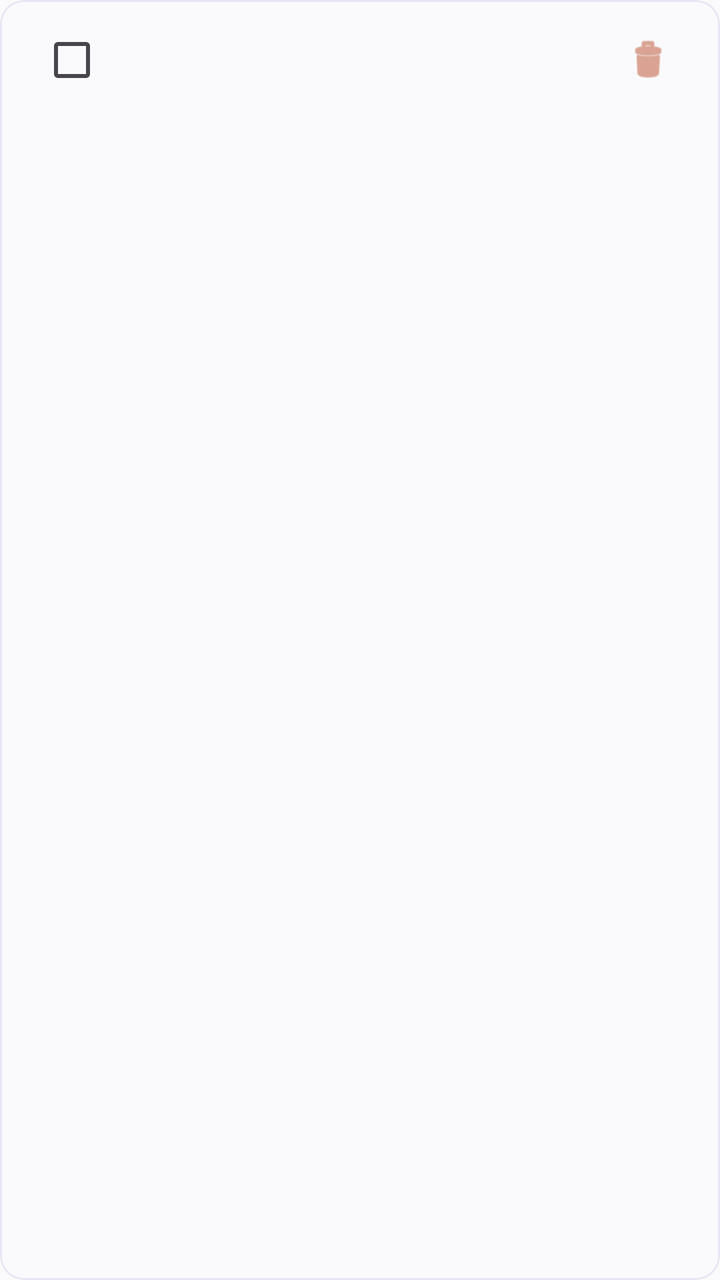
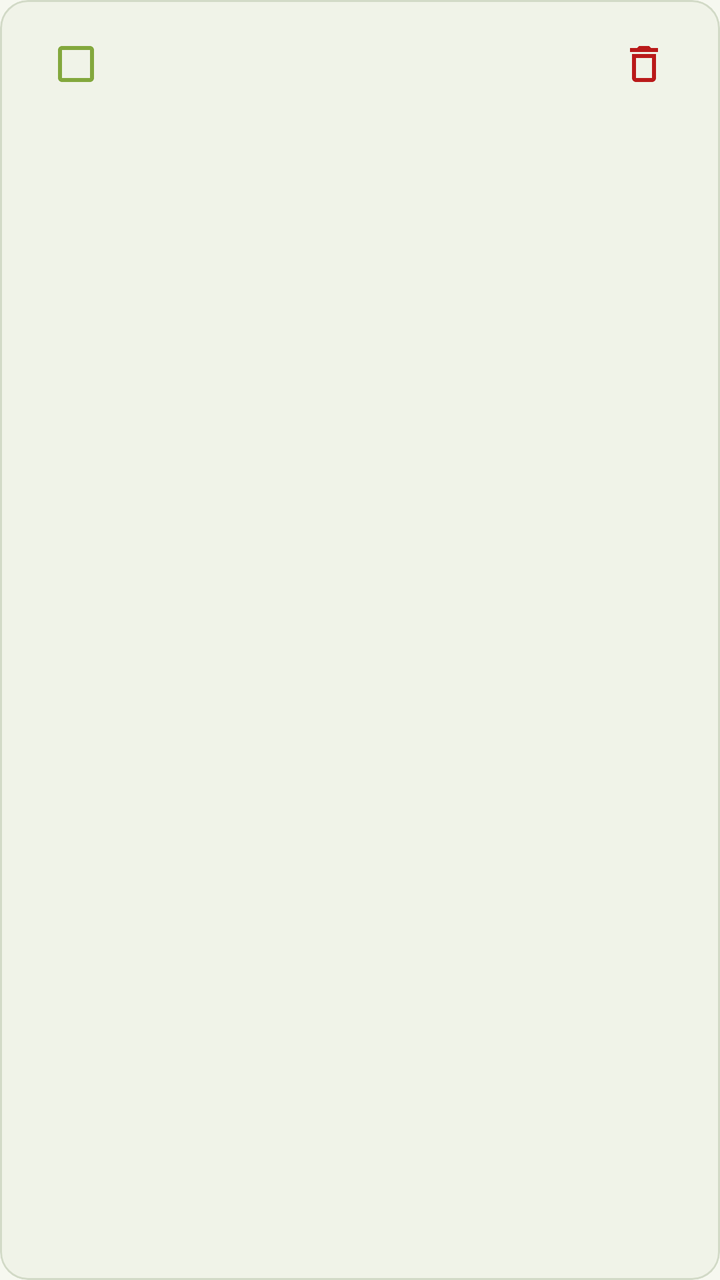

Screens rendered from an Android XML layout before and after an edit, with the pre-edit source and the edit as a unified diff.
<!-- AndroidManifest.xml: application theme Theme.Reminder -->
<!-- res/layout/item_quick_note.xml -->
<?xml version="1.0" encoding="utf-8"?>
<com.google.android.material.card.MaterialCardView xmlns:android="http://schemas.android.com/apk/res/android"
    xmlns:app="http://schemas.android.com/apk/res-auto"
    android:layout_width="match_parent"
    android:layout_height="wrap_content"
    android:layout_marginBottom="8dp"
    app:cardElevation="0dp"
    app:cardCornerRadius="12dp"
    app:strokeWidth="1dp"
    app:strokeColor="@color/colorDivider"
    app:cardBackgroundColor="@color/colorBackground">

    <LinearLayout
        android:layout_width="match_parent"
        android:layout_height="wrap_content"
        android:orientation="horizontal"
        android:gravity="center_vertical"
        android:paddingHorizontal="12dp"
        android:paddingVertical="6dp">

        <com.google.android.material.checkbox.MaterialCheckBox
            android:id="@+id/noteCheckBox"
            android:layout_width="wrap_content"
            android:layout_height="wrap_content"
            android:layout_marginEnd="8dp"
            android:focusable="false"
            android:clickable="false"
            app:buttonIconTint="@color/white" />

        <TextView
            android:id="@+id/noteText"
            android:layout_width="0dp"
            android:layout_height="wrap_content"
            android:layout_weight="1"
            android:textColor="?android:attr/textColorPrimary"
            android:textSize="14sp"
            android:lineSpacingMultiplier="1.2" />

        <ImageView
            android:id="@+id/btnDeleteNote"
            android:layout_width="48dp"
            android:layout_height="48dp"
            android:src="@android:drawable/ic_menu_delete"
            android:padding="12dp"
            app:tint="@color/colorDelete"
            android:background="?attr/selectableItemBackgroundBorderless"
            android:contentDescription="Delete Note"
            android:layout_marginStart="4dp"
            android:clickable="true"
            android:focusable="true" />
    </LinearLayout>
</com.google.android.material.card.MaterialCardView>
<!-- resources referenced by this layout -->
<resources>
  <color name="colorBackground">@color/light_background</color>
  <color name="colorDelete">#C4684D</color>
  <color name="colorDivider">@color/light_divider</color>
  <style name="Theme.Reminder" parent="Theme.Material3.DayNight.NoActionBar">
          <item name="colorPrimary">@color/accent_purple</item>
          <item name="colorOnPrimary">@color/white</item>
          <item name="colorSecondary">@color/accent_purple</item>
          <item name="colorOnSecondary">@color/white</item>
          <item name="android:statusBarColor">@color/colorBackground</item>
          <item name="android:windowLightStatusBar" tools:targetApi="m">true</item>
          <item name="android:timePickerMode">spinner</item>
  
          
          <item name="android:windowBackground">@color/light_background</item>
          <item name="colorSurface">@color/light_surface</item>
          <item name="colorOnSurface">@color/light_text_primary</item>
      </style>
  <color name="light_background">#FAFAFC</color>
  <color name="light_divider">#E8E6F5</color>
  <color name="accent_purple">@color/colorAccent</color>
  <color name="light_surface">#FFFFFF</color>
  <color name="light_text_primary">#1D1B20</color>
  <color name="colorAccent">@color/light_primary</color>
  <color name="light_primary">#7B6FEA</color>
  <!-- unchanged entries left out for length: 1 -->
</resources>

<!-- the commit's change to res/layout/item_quick_note.xml (unified diff, before → after) -->
@@ -5,18 +5,18 @@
     android:layout_height="wrap_content"
     android:layout_marginBottom="8dp"
     app:cardElevation="0dp"
-    app:cardCornerRadius="12dp"
+    app:cardCornerRadius="14dp"
     app:strokeWidth="1dp"
-    app:strokeColor="@color/colorDivider"
-    app:cardBackgroundColor="@color/colorBackground">
+    app:strokeColor="@color/colorSurfaceBorder"
+    app:cardBackgroundColor="@color/colorSurfaceVariant">
 
     <LinearLayout
         android:layout_width="match_parent"
         android:layout_height="wrap_content"
         android:orientation="horizontal"
         android:gravity="center_vertical"
-        android:paddingHorizontal="12dp"
-        android:paddingVertical="6dp">
+        android:paddingHorizontal="14dp"
+        android:paddingVertical="8dp">
 
         <com.google.android.material.checkbox.MaterialCheckBox
             android:id="@+id/noteCheckBox"
@@ -25,7 +25,7 @@
             android:layout_marginEnd="8dp"
             android:focusable="false"
             android:clickable="false"
-            app:buttonIconTint="@color/white" />
+            app:buttonTint="@color/gl_primary" />
 
         <TextView
             android:id="@+id/noteText"
@@ -40,7 +40,7 @@
             android:id="@+id/btnDeleteNote"
             android:layout_width="48dp"
             android:layout_height="48dp"
-            android:src="@android:drawable/ic_menu_delete"
+            android:src="@drawable/ic_ms_delete"
             android:padding="12dp"
             app:tint="@color/colorDelete"
             android:background="?attr/selectableItemBackgroundBorderless"
<!-- resource entries referenced after the edit -->
@@ -1,29 +1,136 @@
 <!-- resources referenced by this layout -->
 <resources>
-  <color name="colorBackground">@color/light_background</color>
-  <color name="colorDelete">#C4684D</color>
-  <color name="colorDivider">@color/light_divider</color>
+  <color name="colorBackground">@color/gl_background</color>
+  <color name="colorSurface">@color/gl_surface</color>
+  <color name="colorTextPrimary">@color/gl_text_primary</color>
+  <color name="colorTextSecondary">@color/gl_text_secondary</color>
+  <color name="colorDelete">#BA1A1A</color>
+  <color name="colorSurfaceBorder">@color/gl_outline</color>
+  <color name="colorSurfaceVariant">@color/gl_surface_elevated</color>
+  <color name="gl_primary">#83A83D</color>
+  <!-- drawable ic_ms_delete (drawable) -->
+  <vector xmlns:android="http://schemas.android.com/apk/res/android"
+      android:width="24dp"
+      android:height="24dp"
+      android:viewportWidth="24"
+      android:viewportHeight="24"
+      android:tint="?attr/colorControlNormal">
+      <path
+          android:fillColor="@android:color/white"
+          android:pathData="M16,9v10H8V9h8m-1.5,-6h-5l-1,1H5v2h14V4h-3.5l-1,-1zM18,7H6v12c0,1.1 0.9,2 2,2h8c1.1,0 2,-0.9 2,-2V7z" />
+  </vector>
+  <color name="colorDivider">@color/gl_outline_variant</color>
+  <color name="colorDeleteContainer">#FFDAD6</color>
+  <color name="colorOnDeleteContainer">#410002</color>
+  <style name="Animation.Reminder.Activity" parent="@android:style/Animation.Activity">
+          <item name="android:activityOpenEnterAnimation">@anim/slide_in_right</item>
+          <item name="android:activityOpenExitAnimation">@anim/slide_out_left</item>
+          <item name="android:activityCloseEnterAnimation">@anim/slide_in_left</item>
+          <item name="android:activityCloseExitAnimation">@anim/slide_out_right</item>
+      </style>
+  <style name="Widget.Reminder.CardView" parent="Widget.Material3.CardView.Filled">
+          <item name="cardBackgroundColor">@color/colorSurface</item>
+          <item name="strokeColor">@color/colorDivider</item>
+          <item name="strokeWidth">@dimen/card_stroke_width</item>
+          <item name="cardElevation">@dimen/card_elevation</item>
+          <item name="shapeAppearanceOverlay">@style/ShapeAppearance.Reminder.Card</item>
+      </style>
+  <style name="Widget.Reminder.Button.Primary" parent="Widget.Material3.Button">
+          <item name="backgroundTint">@color/gl_primary</item>
+          <item name="android:textColor">@color/white</item>
+          <item name="cornerRadius">20dp</item>
+          <item name="android:minHeight">@dimen/touch_target_min</item>
+          <item name="rippleColor">#33FFFFFF</item>
+      </style>
+  <style name="Widget.Reminder.TextInputLayout" parent="Widget.Material3.TextInputLayout.OutlinedBox">
+          <item name="boxStrokeColor">@color/gl_primary</item>
+          <item name="boxCornerRadiusTopStart">12dp</item>
+          <item name="boxCornerRadiusTopEnd">12dp</item>
+          <item name="boxCornerRadiusBottomStart">12dp</item>
+          <item name="boxCornerRadiusBottomEnd">12dp</item>
+          <item name="hintTextColor">@color/gl_primary</item>
+          <item name="boxStrokeWidth">1dp</item>
+          <item name="boxStrokeWidthFocused">2dp</item>
+      </style>
+  <style name="Widget.Reminder.BottomNavigation" parent="Widget.Material3.BottomNavigationView">
+          <item name="backgroundTint">@color/colorSurface</item>
+          <item name="itemIconTint">@color/nav_item_icon_tint</item>
+          <item name="itemTextColor">@color/nav_item_text_tint</item>
+          <item name="itemActiveIndicatorStyle">@style/Widget.Reminder.BottomNavigation.Indicator</item>
+          <item name="elevation">3dp</item>
+      </style>
+  <style name="ThemeOverlay.Reminder.MaterialAlertDialog" parent="ThemeOverlay.Material3.MaterialAlertDialog">
+          <item name="shapeAppearanceOverlay">@style/ShapeAppearance.Reminder.Card</item>
+          <item name="colorSurface">@color/colorSurface</item>
+          <item name="colorPrimary">@color/gl_primary</item>
+      </style>
+  <color name="gl_background">#F6F8F0</color>
+  <color name="gl_surface">#FFFFFF</color>
+  <color name="gl_text_primary">#191D19</color>
+  <color name="gl_text_secondary">#596250</color>
+  <color name="gl_outline_variant">#E2E8DC</color>
+  <dimen name="card_stroke_width">1dp</dimen>
+  <dimen name="card_elevation">1dp</dimen>
+  <style name="ShapeAppearance.Reminder.Card" parent="ShapeAppearance.Material3.Corner.Medium">
+          <item name="cornerSize">16dp</item>
+      </style>
+  <dimen name="touch_target_min">48dp</dimen>
+  <style name="Widget.Reminder.BottomNavigation.Indicator" parent="Widget.Material3.BottomNavigationView.ActiveIndicator">
+          <item name="android:color">@color/gl_tertiary</item>
+          <item name="android:width">60dp</item>
+          <item name="android:height">32dp</item>
+      </style>
   <style name="Theme.Reminder" parent="Theme.Material3.DayNight.NoActionBar">
-          <item name="colorPrimary">@color/accent_purple</item>
+          
+          <item name="colorPrimary">@color/gl_primary</item>
           <item name="colorOnPrimary">@color/white</item>
-          <item name="colorSecondary">@color/accent_purple</item>
-          <item name="colorOnSecondary">@color/white</item>
+          <item name="colorPrimaryContainer">@color/gl_tertiary</item>
+          <item name="colorOnPrimaryContainer">#1B2609</item>
+  
+          
+          <item name="colorSecondary">@color/gl_secondary</item>
+          <item name="colorOnSecondary">@color/gl_graphite</item>
+          <item name="colorSecondaryContainer">@color/gl_surface_elevated</item>
+          <item name="colorOnSecondaryContainer">@color/gl_graphite</item>
+          <item name="colorTertiary">@color/gl_tertiary</item>
+          <item name="colorOnTertiary">@color/gl_graphite</item>
+  
+          
+          <item name="android:windowBackground">@color/colorBackground</item>
+          <item name="colorSurface">@color/colorSurface</item>
+          <item name="colorOnSurface">@color/colorTextPrimary</item>
+          <item name="colorSurfaceVariant">@color/colorSurfaceVariant</item>
+          <item name="colorOnSurfaceVariant">@color/colorTextSecondary</item>
+          <item name="colorOutline">@color/colorSurfaceBorder</item>
+          <item name="colorOutlineVariant">@color/colorDivider</item>
+  
+          
+          <item name="colorError">@color/colorDelete</item>
+          <item name="colorOnError">@color/white</item>
+          <item name="colorErrorContainer">@color/colorDeleteContainer</item>
+          <item name="colorOnErrorContainer">@color/colorOnDeleteContainer</item>
+  
+          
           <item name="android:statusBarColor">@color/colorBackground</item>
           <item name="android:windowLightStatusBar" tools:targetApi="m">true</item>
-          <item name="android:timePickerMode">spinner</item>
+          <item name="android:navigationBarColor">@color/colorBackground</item>
+          <item name="android:windowLightNavigationBar" tools:targetApi="o_mr1">true</item>
   
           
-          <item name="android:windowBackground">@color/light_background</item>
-          <item name="colorSurface">@color/light_surface</item>
-          <item name="colorOnSurface">@color/light_text_primary</item>
+          <item name="android:windowAnimationStyle">@style/Animation.Reminder.Activity</item>
+  
+          
+          <item name="materialCardViewStyle">@style/Widget.Reminder.CardView</item>
+          <item name="materialButtonStyle">@style/Widget.Reminder.Button.Primary</item>
+          <item name="textInputStyle">@style/Widget.Reminder.TextInputLayout</item>
+          <item name="bottomNavigationStyle">@style/Widget.Reminder.BottomNavigation</item>
+          <item name="materialAlertDialogTheme">@style/ThemeOverlay.Reminder.MaterialAlertDialog</item>
       </style>
-  <color name="light_background">#FAFAFC</color>
-  <color name="light_divider">#E8E6F5</color>
-  <color name="accent_purple">@color/colorAccent</color>
-  <color name="light_surface">#FFFFFF</color>
-  <color name="light_text_primary">#1D1B20</color>
-  <color name="colorAccent">@color/light_primary</color>
-  <color name="light_primary">#7B6FEA</color>
+  <color name="gl_outline">#D2DAC7</color>
+  <color name="gl_surface_elevated">#F0F3E8</color>
+  <color name="gl_tertiary">#D9EBA9</color>
+  <color name="gl_secondary">#B2D66C</color>
+  <color name="gl_graphite">#191D19</color>
   <!-- unchanged entries left out for length: 1 -->
 </resources>
 
